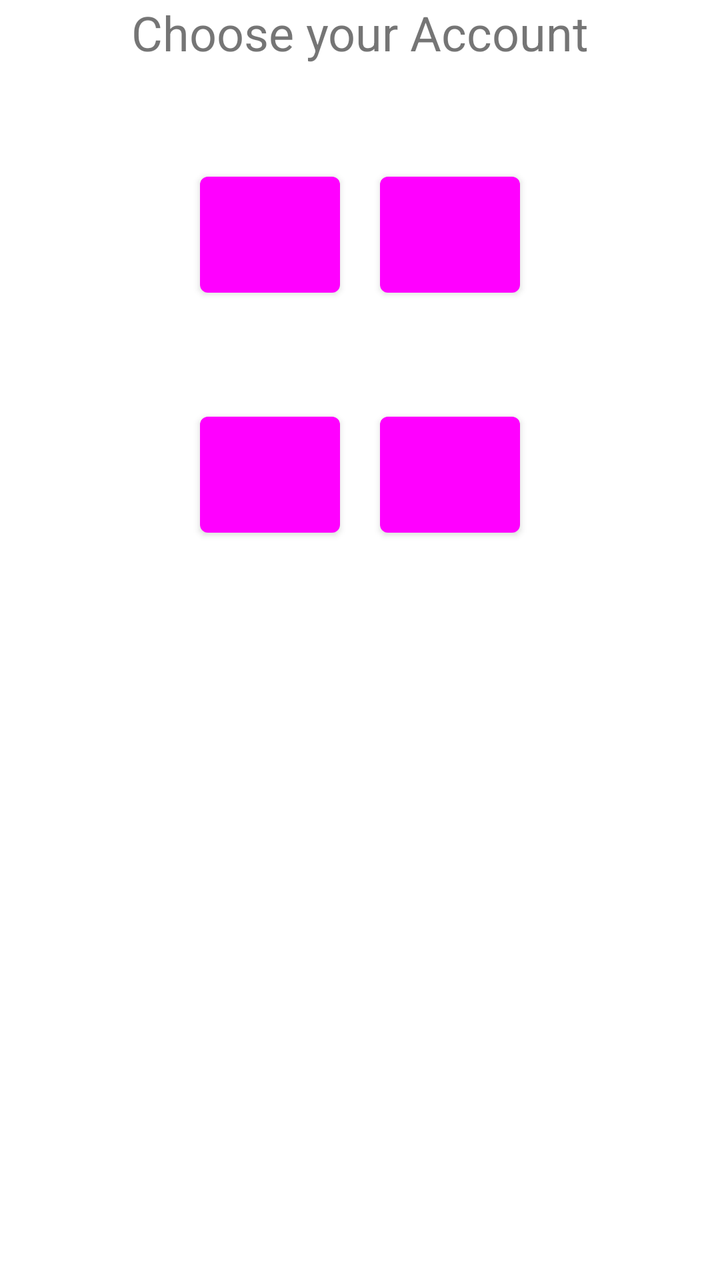
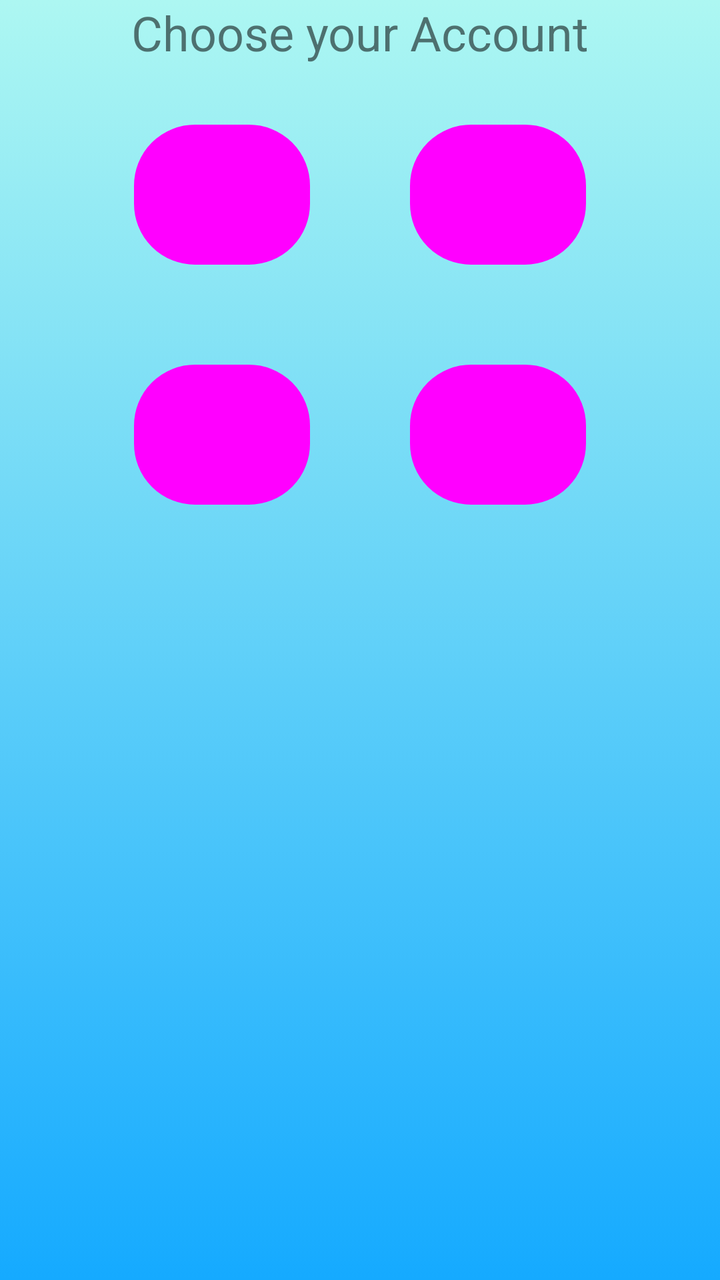

The first picture is an Android layout as it rendered before a commit; the second is the same layout after the commit. The layout source and the unified diff follow.
<!-- AndroidManifest.xml: application theme Theme.SELab23B02 -->
<!-- res/layout/fragment_multi_user_main.xml -->
<?xml version="1.0" encoding="utf-8"?>
<androidx.constraintlayout.widget.ConstraintLayout xmlns:android="http://schemas.android.com/apk/res/android"
    xmlns:app="http://schemas.android.com/apk/res-auto"
    xmlns:tools="http://schemas.android.com/tools"
    android:layout_width="match_parent"
    android:layout_height="match_parent"
    tools:context=".MultiUserMainFragment"
    android:id="@+id/multiUserMainFragment">

    <androidx.constraintlayout.widget.ConstraintLayout
        android:id="@+id/linearLayout"
        android:layout_width="match_parent"
        android:layout_height="wrap_content"
        android:orientation="vertical"
        tools:ignore="ExtraText">
        <LinearLayout
            android:layout_width="match_parent"
            android:layout_height="wrap_content"
            tools:ignore="MissingConstraints" />
        <TextView
            android:id="@+id/HeadlineText"
            android:layout_width="match_parent"
            android:layout_height="match_parent"
            android:text="Choose your Account"
            android:textAlignment="center"
            android:textSize="24dp"
            tools:layout_editor_absoluteX="6dp"
            tools:layout_editor_absoluteY="32dp" />
        <Button
            android:id="@+id/ButtonTopLeft"
            android:layout_width="70dp"
            android:layout_height="70dp"
            android:layout_marginTop="50dp"
            android:layout_marginLeft="100dp"
            app:layout_constraintTop_toBottomOf="@+id/HeadlineText"
            app:layout_constraintLeft_toLeftOf="@id/linearLayout"
            />

        <Button
            android:id="@+id/ButtonTopRight"
            android:layout_width="70dp"
            android:layout_height="70dp"
            android:layout_marginTop="50dp"
            android:layout_marginRight="100dp"
            app:layout_constraintTop_toBottomOf="@+id/HeadlineText"
            app:layout_constraintRight_toRightOf="@+id/linearLayout"
            />

        <Button
            android:id="@+id/ButtonBottomLeft"
            android:layout_width="70dp"
            android:layout_height="70dp"
            android:layout_marginTop="50dp"
            android:layout_marginLeft="100dp"
            app:layout_constraintTop_toBottomOf="@+id/ButtonTopLeft"
            app:layout_constraintLeft_toLeftOf="@id/linearLayout"
            />

        <Button
            android:id="@+id/ButtonBottomRight"
            android:layout_width="70dp"
            android:layout_height="70dp"
            android:layout_marginTop="50dp"
            android:layout_marginRight="100dp"
            app:layout_constraintTop_toBottomOf="@+id/ButtonTopRight"
            app:layout_constraintRight_toRightOf="@+id/linearLayout"
            />

    </androidx.constraintlayout.widget.ConstraintLayout>
</androidx.constraintlayout.widget.ConstraintLayout>
<!-- resources referenced by this layout -->
<resources>
  <style name="Theme.SELab23B02" parent="Theme.MaterialComponents.DayNight.DarkActionBar">
          
          <item name="colorPrimary">@color/off_white</item>
          <item name="colorPrimaryVariant">@color/accent_color</item>
          <item name="colorOnPrimary">@color/black</item>
          
          <item name="colorSecondary">@color/ap_gray</item>
          <item name="colorSecondaryVariant">@color/teal_700</item>
          <item name="colorOnSecondary">@color/black</item>
          
          <item name="android:statusBarColor">@color/black</item>
          
      </style>
  <color name="accent_color">#516395</color>
  <color name="black">#FF000000</color>
  <color name="teal_700">#FF018786</color>
</resources>

<!-- the commit's change to res/layout/fragment_multi_user_main.xml (unified diff, before → after) -->
@@ -5,7 +5,8 @@
     android:layout_width="match_parent"
     android:layout_height="match_parent"
     tools:context=".MultiUserMainFragment"
-    android:id="@+id/multiUserMainFragment">
+    android:id="@+id/multiUserMainFragment"
+    android:background="@drawable/blue_light_mode_background">
 
     <androidx.constraintlayout.widget.ConstraintLayout
         android:id="@+id/linearLayout"
@@ -26,45 +27,61 @@
             android:textSize="24dp"
             tools:layout_editor_absoluteX="6dp"
             tools:layout_editor_absoluteY="32dp" />
-        <Button
-            android:id="@+id/ButtonTopLeft"
-            android:layout_width="70dp"
-            android:layout_height="70dp"
-            android:layout_marginTop="50dp"
-            android:layout_marginLeft="100dp"
+        <LinearLayout
+            android:layout_width="wrap_content"
+            android:layout_height="wrap_content"
+            android:orientation="vertical"
+            android:gravity="center"
+            android:layout_marginTop="30dp"
+            android:divider="@drawable/divider_very_big_vertical"
+            android:showDividers="middle"
+
             app:layout_constraintTop_toBottomOf="@+id/HeadlineText"
-            app:layout_constraintLeft_toLeftOf="@id/linearLayout"
-            />
+            app:layout_constraintLeft_toLeftOf="parent"
+            app:layout_constraintRight_toRightOf="parent"
+            >
+            <LinearLayout
+                android:layout_width="wrap_content"
+                android:layout_height="wrap_content"
+                android:divider="@drawable/divider_very_big"
+                android:showDividers="middle"
+                android:layout_gravity="center">
+                <Button
+                    android:id="@+id/ButtonTopLeft"
+                    android:layout_width="wrap_content"
+                    android:layout_height="70dp"
+                    android:background="@drawable/step_count_border"/>
 
-        <Button
-            android:id="@+id/ButtonTopRight"
-            android:layout_width="70dp"
-            android:layout_height="70dp"
-            android:layout_marginTop="50dp"
-            android:layout_marginRight="100dp"
-            app:layout_constraintTop_toBottomOf="@+id/HeadlineText"
-            app:layout_constraintRight_toRightOf="@+id/linearLayout"
-            />
+                <Button
+                    android:id="@+id/ButtonTopRight"
+                    android:layout_width="wrap_content"
+                    android:layout_height="70dp"
+                    android:background="@drawable/step_count_border"
 
-        <Button
-            android:id="@+id/ButtonBottomLeft"
-            android:layout_width="70dp"
-            android:layout_height="70dp"
-            android:layout_marginTop="50dp"
-            android:layout_marginLeft="100dp"
-            app:layout_constraintTop_toBottomOf="@+id/ButtonTopLeft"
-            app:layout_constraintLeft_toLeftOf="@id/linearLayout"
-            />
 
-        <Button
-            android:id="@+id/ButtonBottomRight"
-            android:layout_width="70dp"
-            android:layout_height="70dp"
-            android:layout_marginTop="50dp"
-            android:layout_marginRight="100dp"
-            app:layout_constraintTop_toBottomOf="@+id/ButtonTopRight"
-            app:layout_constraintRight_toRightOf="@+id/linearLayout"
-            />
+                    />
+            </LinearLayout>
+            <LinearLayout
+                android:layout_width="wrap_content"
+                android:layout_height="wrap_content"
+                android:divider="@drawable/divider_very_big"
+                android:showDividers="middle"
+                >
+                <Button
+                    android:id="@+id/ButtonBottomLeft"
+                    android:layout_width="wrap_content"
+                    android:layout_height="70dp"
+                    android:background="@drawable/step_count_border"
+                    />
+
+                <Button
+                    android:id="@+id/ButtonBottomRight"
+                    android:layout_width="wrap_content"
+                    android:layout_height="70dp"
+                    android:background="@drawable/step_count_border"
+                    />
+                </LinearLayout>
+        </LinearLayout>
 
     </androidx.constraintlayout.widget.ConstraintLayout>
 </androidx.constraintlayout.widget.ConstraintLayout>
<!-- resource entries referenced after the edit -->
@@ -1,5 +1,42 @@
 <!-- resources referenced by this layout -->
 <resources>
+  <!-- drawable blue_light_mode_background (drawable) -->
+  <?xml version="1.0" encoding="utf-8"?>
+  <selector xmlns:android="http://schemas.android.com/apk/res/android">
+      <item>
+          <shape>
+              <gradient
+                  android:type="linear"
+                  android:startColor="#ADF7F2"
+                  android:endColor="#15AAFF"
+                  android:angle="270"
+                  />
+          </shape>
+      </item>
+  </selector>
+  <!-- drawable divider_very_big (drawable) -->
+  <?xml version="1.0" encoding="utf-8"?>
+  <shape xmlns:android="http://schemas.android.com/apk/res/android">
+      <size
+          android:height="0dp"
+          android:width="50dp"
+          />
+  </shape>
+  <!-- drawable divider_very_big_vertical (drawable) -->
+  <?xml version="1.0" encoding="utf-8"?>
+  <shape xmlns:android="http://schemas.android.com/apk/res/android">
+      <size
+          android:height="50dp"
+          android:width="0dp"
+          />
+  </shape>
+  <!-- drawable step_count_border (drawable) -->
+  <?xml version="1.0" encoding="UTF-8"?>
+  <shape xmlns:android="http://schemas.android.com/apk/res/android" android:shape="rectangle">
+      <corners android:radius="30dp"/>
+      <padding android:left="20dp" android:right="10dp" android:top="10dp" android:bottom="10dp"/>
+      <stroke android:width="1dp" android:color="@color/off_white"/>
+  </shape>
   <style name="Theme.SELab23B02" parent="Theme.MaterialComponents.DayNight.DarkActionBar">
           
           <item name="colorPrimary">@color/off_white</item>
